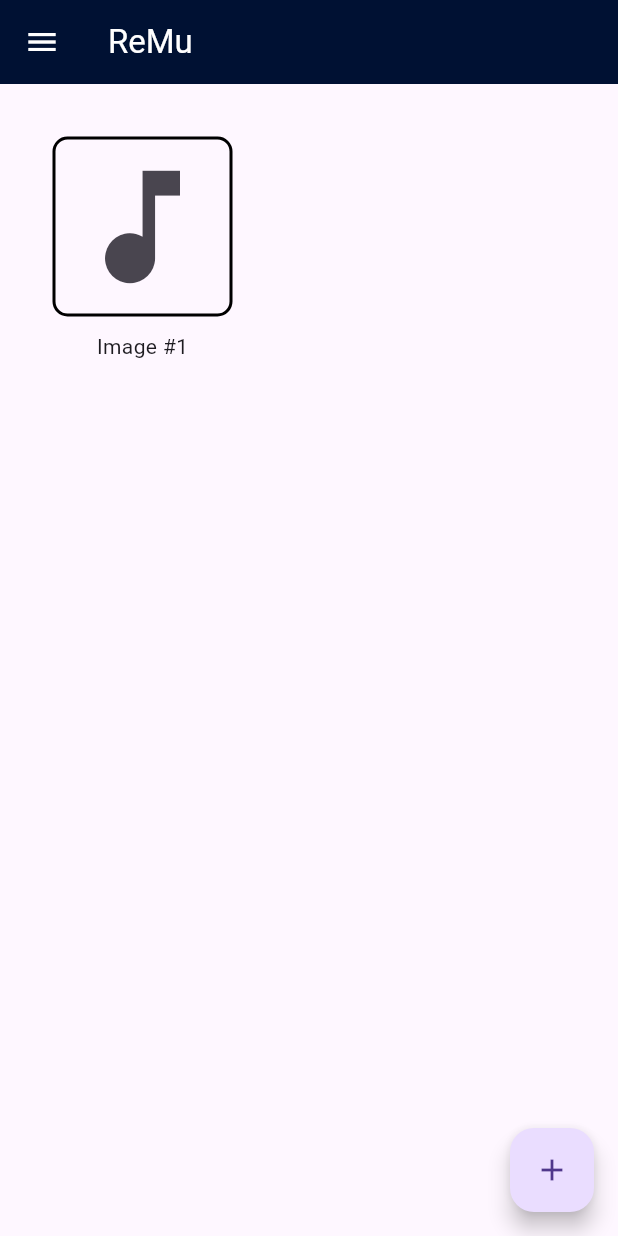
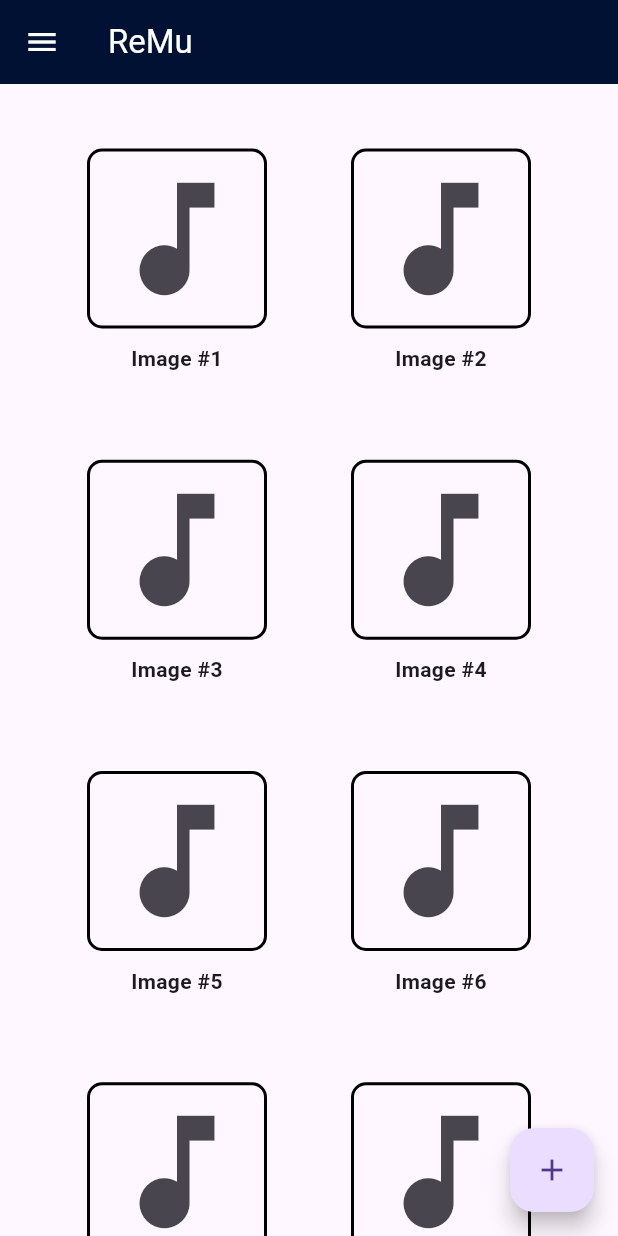
Before and after one commit to gadhiaeesha/capstone, a Flutter app: the screen it shows after launch, on a phone screen of 412 x 824 dp. Run offline on Flutter 3.47's test engine with Material 3 defaults, Android fonts, the phone set to English and light mode, and no system bars; our stand-ins replace image_picker, permission_handler.

Commit message:
homepage population with image containers and image page display

```diff
--- a/frontend/lib/Models/image.dart
+++ b/frontend/lib/Models/image.dart
@@ -1,13 +1,13 @@
 import 'package:flutter/material.dart';
 
-class Image {
+class Images {
   int id;
   String title;
-  String type;
+  String path;
 
-  Image({
+  Images({
     required this.id,
     required this.title,
-    required this.type,
+    required this.path,
   });
 }
--- a/frontend/lib/Pages/home_page.dart
+++ b/frontend/lib/Pages/home_page.dart
@@ -41,6 +41,13 @@ class _HomePageState extends State<HomePage> {
       setState(() { //figure out why state is not being updated immediately in app
         _image = imageTemp;
       });
+
+      // ignore: use_build_context_synchronously
+      Navigator.push(
+        context,
+        MaterialPageRoute(builder: (context) => UploadPage(imagePath: _image!.path)
+        ),
+      );
     }
     catch(e) {
       print(e);
@@ -71,29 +78,27 @@ class _HomePageState extends State<HomePage> {
                   ),
                 ),
                 const SizedBox(height: 70),
-                _image != null
+                /* _image != null
                   ? Image.file(
                       _image!,
                       width: 100,
                       height:100,
                       fit: BoxFit.cover
                     )
-                    : const FlutterLogo(size: 160.0),
+                    : const FlutterLogo(size: 160.0), */
                 ElevatedButton(
                   onPressed: () {
                     getImage(ImageSource.gallery);
-                    /* Navigator.push(
-                      context,
-                      MaterialPageRoute(builder: (context) => UploadPage(imagePath: _image!.path)
-                      ),
-                    ); */
+
                   },
                   child: Container(
                     width: 280,
                     child: const Text("Pick from Gallery"),
                   )),
                 ElevatedButton(
-                  onPressed: () => getImage(ImageSource.camera),
+                  onPressed: () {
+                    getImage(ImageSource.camera);
+                  },
                   child: Container(
                     width: 280,
                     child: const Text("Pick from Camera"),
@@ -119,7 +124,33 @@ class _HomePageState extends State<HomePage> {
     );
   }
 
-  void fetchData() async {
+  void populateList() {
+    List<String> imagePaths = [
+      'assets/images/01.PNG',
+      'assets/images/02.PNG',
+      'assets/images/03.PNG',
+      'assets/images/04.PNG',
+      'assets/images/05.PNG',
+      'assets/images/06.PNG',
+      'assets/images/07.PNG',
+      'assets/images/08.PNG',
+      'assets/images/09.PNG',
+      'assets/images/10.PNG',
+    ];
+
+    for(var i = 0; i < imagePaths.length; i++){
+      myImages.add(
+        Images(
+          id: i+1,
+          title: "Image #${i+1}",
+          path: imagePaths[i],
+        )
+      );
+    }
+    setState(() {});
+  }
+
+  /* void fetchData() async {
     try {
       http.Response response = await http.get(Uri.parse(api));
       var data = json.decode(response.body);
@@ -130,7 +161,7 @@ class _HomePageState extends State<HomePage> {
         );
         myImages.add(i);
       });
-      print(myImages.length);
+      print("Check 1 2");
       setState(() {
         isLoading = false;
       });
@@ -163,10 +194,25 @@ class _HomePageState extends State<HomePage> {
     }
   }
 
+    // ignore: non_constant_identifier_names
+    void delete_image(String id) async {
+    try {
+      http.Response response = await http.delete(Uri.parse("$api/$id"));
+      setState(() {
+        myImages = [];
+      });
+      fetchData();
+    } catch (e) {
+      print(e);
+    }
+  } */
+
   @override
   void initState() {
-    fetchData();
+    //fetchData();
+    populateList();
     super.initState();
+
   }
 
   @override
@@ -189,28 +235,21 @@ class _HomePageState extends State<HomePage> {
           padding: const EdgeInsets.all(35.0),
           child: Column(
             children: [
-              Container(
-                decoration: BoxDecoration(
-                  border: Border.all(
-                    color: Colors.black,
-                    width: 2
-                  ),
-                  borderRadius: BorderRadius.circular(10),
+              SizedBox(
+                height: MediaQuery.of(context).size.height,
+                child: GridView.count(
+                  crossAxisCount: 2,
+                  crossAxisSpacing: 10.0,
+                  childAspectRatio: 0.8,
+                  children: myImages.map((e) {
+                    return ImageContainer(
+                      id: e.id,
+                      title: e.title,
+                      path: e.path,
+                    );
+                  }).toList(),
                 ),
-                child: IconButton(
-                  icon: const Icon(Icons.music_note),
-                  iconSize: 100,
-                  onPressed: () {
-                    Navigator.push(
-                      context,
-                      MaterialPageRoute(builder: (context) => const ImagePage()
-                      ),
-                    );
-                  }
-                )
-              ),
-              const SizedBox(height: 10),
-              const Text("Image #1"),
+              )
             ],
           ),
         ),
--- /dev/null
+++ b/frontend/lib/Widgets/image_container.dart
@@ -0,0 +1,53 @@
+import 'package:flutter/material.dart';
+import 'package:frontend/Pages/image_page.dart';
+
+class ImageContainer extends StatelessWidget {
+  final int id;
+  final String title;
+  final String path;
+
+  const ImageContainer({
+    Key? key,
+    required this.id,
+    required this.title,
+    required this.path,
+  }) : super(key: key);
+
+  @override
+  Widget build(BuildContext context) {
+    return Padding(
+      padding: const EdgeInsets.all(8.0),
+      child: Column(
+        children: [
+          Container(
+            decoration: BoxDecoration(
+              border: Border.all(
+                color: Colors.black,
+                width: 2
+              ),
+              borderRadius: BorderRadius.circular(10),
+            ),
+            child: IconButton(
+              icon: const Icon(Icons.music_note),
+              iconSize: 100,
+              onPressed: () {
+                Navigator.push(
+                  context,
+                  MaterialPageRoute(builder: (context) => ImagePage(title: title, imagePath: path,)),
+                );
+              }
+            ),
+          ),
+          const SizedBox(height: 10), // Adjust the spacing between the image and the title
+          Text(
+            title,
+            textAlign: TextAlign.center, // Align the title text to the center
+            style: const TextStyle(
+              fontWeight: FontWeight.bold,
+            ),
+          ),
+        ],
+      ),
+    );
+  }
+}
```
Also changed, not shown: frontend/lib/Pages/image_page.dart (+7 -3 lines).
